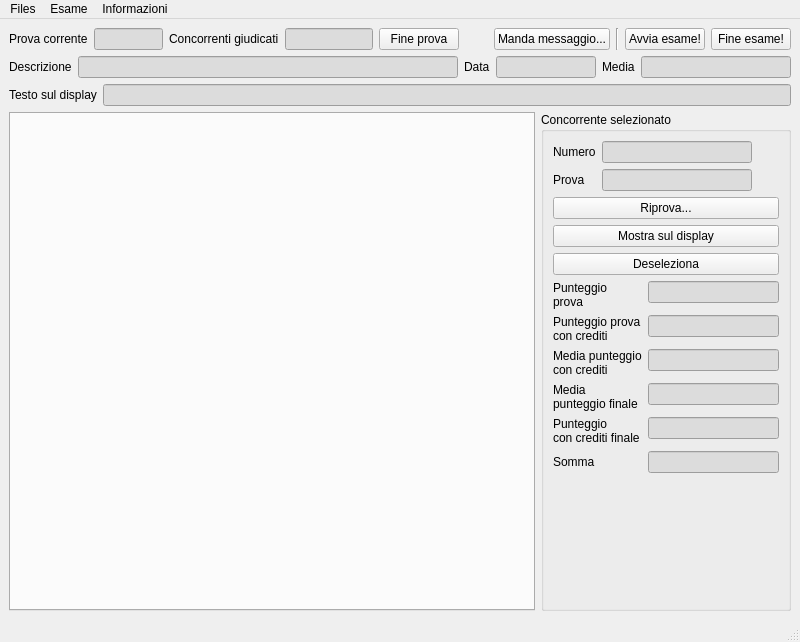
Above: ui/mainwindow.ui from nferruzzi/giudice-server before the change. Below: the same form after it.
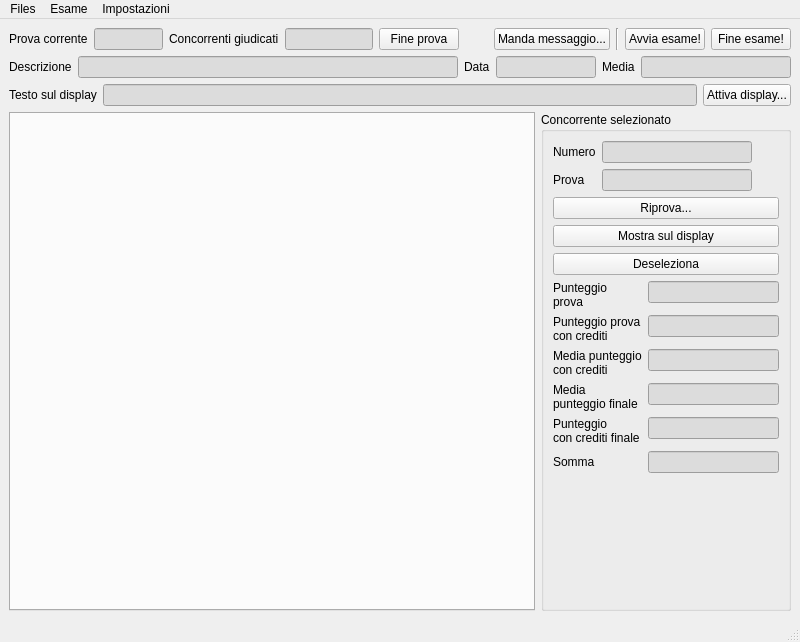
That is the form after the change.

Commit message: Configure and send data to display

Diff of the .ui file:
```diff
--- a/ui/mainwindow.ui
+++ b/ui/mainwindow.ui
@@ -220,6 +220,13 @@
         </property>
        </widget>
       </item>
+      <item>
+       <widget class="QPushButton" name="connectDisplay">
+        <property name="text">
+         <string>Attiva display...</string>
+        </property>
+       </widget>
+      </item>
      </layout>
     </item>
     <item>
@@ -529,7 +536,7 @@
    </widget>
    <widget class="QMenu" name="menuInformazioni">
     <property name="title">
-     <string>Informazioni</string>
+     <string>Impostazioni</string>
     </property>
     <addaction name="actionCopyright"/>
    </widget>
```
Left out of the diff: 7 changed lines with no effect on the pictures. The commit also changes 8 other files.
